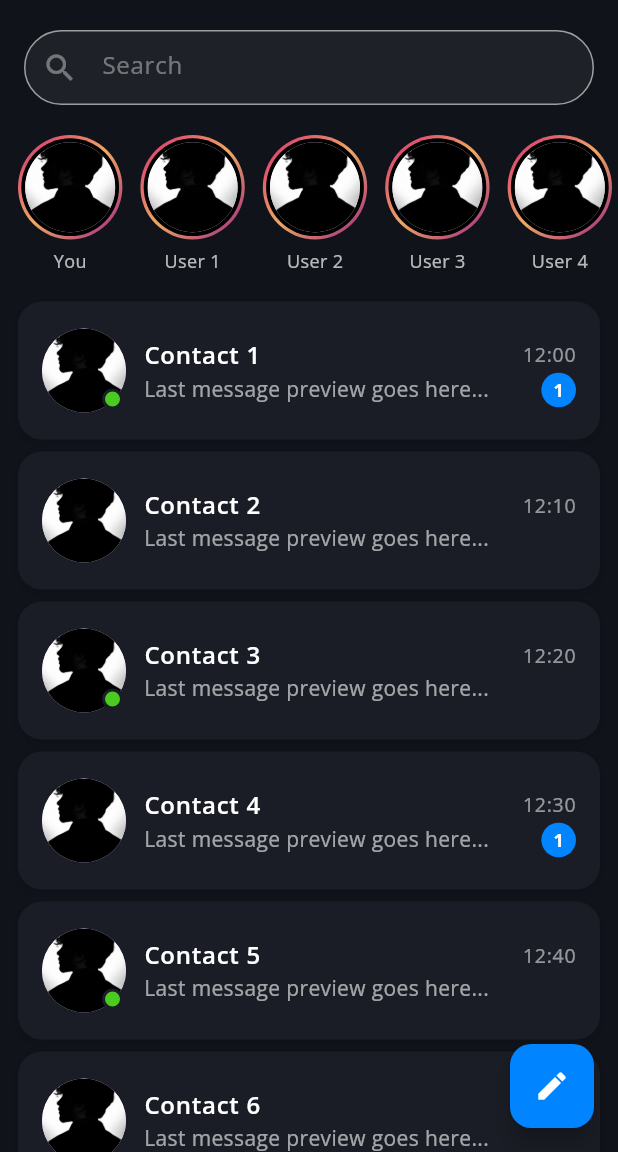
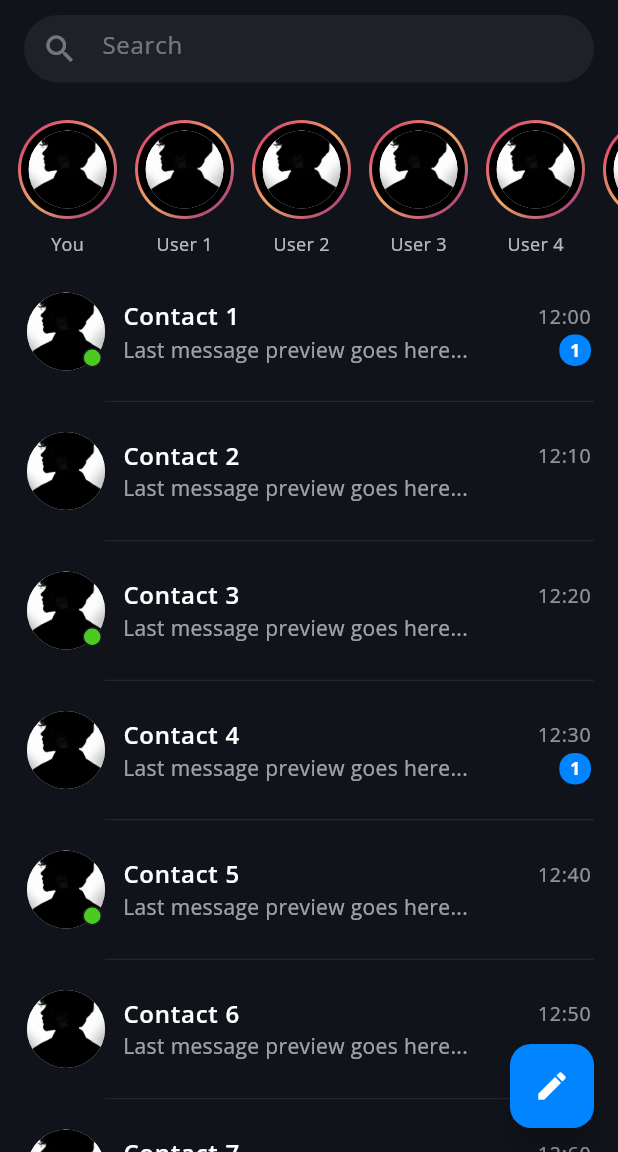
Before and after one commit to MuzammilRashid3108/Chat-Engine, a Flutter app: the HomePage screen opened directly, on a phone screen of 412 x 824 dp, the part 84-1236 px from its top. Run offline on Flutter 3.47's test engine with Material 3 defaults, Android fonts, the phone set to English and light mode, and no system bars; our stand-ins replace firebase_auth, firebase_core, get, google_fonts, google_sign_in, iconsax; accounts and stored records are empty.

Commit message:
home page almost done

```diff
--- a/lib/features/personalization/home_page/home_page.dart
+++ b/lib/features/personalization/home_page/home_page.dart
@@ -15,7 +15,6 @@ class HomePage extends StatelessWidget {
       backgroundColor: bgColor,
       appBar: AppBar(
         backgroundColor: appBarColor,
-        elevation: 0.8,
         titleSpacing: 0,
         title: const Padding(
           padding: EdgeInsets.only(left: 18.0),
@@ -42,14 +41,14 @@ class HomePage extends StatelessWidget {
           const SizedBox(width: 8),
         ],
       ),
-      body: Column(
-        crossAxisAlignment: CrossAxisAlignment.start,
-        children: [
+      body: CustomScrollView(
+        slivers: [
           // Search Bar
-          Padding(
-            padding: const EdgeInsets.fromLTRB(16, 20, 16, 0),
+          SliverToBoxAdapter(
+            child: Padding(
+              padding: const EdgeInsets.fromLTRB(16, 10, 16, 0),
               child: SizedBox(
-              height: 50,
+                height: 45,
                 child: TextField(
                   decoration: InputDecoration(
                     filled: true,
@@ -63,7 +62,6 @@ class HomePage extends StatelessWidget {
                     ),
                     border: OutlineInputBorder(
                       borderRadius: BorderRadius.circular(24),
-                    borderSide: BorderSide.none,
                     ),
                   ),
                   style: const TextStyle(color: Colors.white),
@@ -71,10 +69,12 @@ class HomePage extends StatelessWidget {
                 ),
               ),
             ),
+          ),
 
           // Stories
-          Padding(
-            padding: const EdgeInsets.only(top: 20, left: 12),
+          SliverToBoxAdapter(
+            child: Padding(
+              padding: const EdgeInsets.only(top: 25, left: 12),
               child: SizedBox(
                 height: 95,
                 child: ListView.separated(
@@ -84,33 +84,32 @@ class HomePage extends StatelessWidget {
                   itemBuilder: (context, i) => Column(
                     children: [
                       Container(
-                      padding: const EdgeInsets.all(2.2), // Outer gradient border width
+                        padding: const EdgeInsets.all(2),
                         decoration: BoxDecoration(
                           shape: BoxShape.circle,
                           gradient: const LinearGradient(
                             colors: [
-                            Color(0xFFD62976), // Pink
-                            Color(0xFFEEA863), // Orange/Yellow
-                            Color(0xFF9B2282), // Purple
+                              Color(0xFFD62976),
+                              Color(0xFFEEA863),
+                              Color(0xFF9B2282),
                             ],
                             begin: Alignment.topLeft,
                             end: Alignment.bottomRight,
                           ),
                         ),
                         child: Container(
-                        padding: const EdgeInsets.all(2.6), // Inner white ring
+                          padding: const EdgeInsets.all(5),
                           decoration: const BoxDecoration(
                             shape: BoxShape.circle,
                             color: Colors.black,
                           ),
-                        child: CircleAvatar(
-                          radius: 30, // Profile image
-                          backgroundImage:
-                          const AssetImage('assets/images/profile.jpeg'),
+                          child: const CircleAvatar(
+                            radius: 26,
+                            backgroundImage: AssetImage('assets/images/profile.jpeg'),
                           ),
                         ),
                       ),
-                    const SizedBox(height: 6),
+                      const SizedBox(height: 8),
                       Text(
                         i == 0 ? 'You' : 'User $i',
                         style: const TextStyle(
@@ -124,47 +123,42 @@ class HomePage extends StatelessWidget {
                 ),
               ),
             ),
-
+          ),
 
           // Chat List
-          const SizedBox(height: 12),
-          Expanded(
-            child: ListView.separated(
-              padding: const EdgeInsets.symmetric(horizontal: 12, vertical: 4),
-              itemCount: 10,
-              separatorBuilder: (_, __) => const SizedBox(height: 8),
-              itemBuilder: (context, i) => Container(
-                decoration: BoxDecoration(
-                  color: const Color(0xFF1A1D25),
-                  borderRadius: BorderRadius.circular(16),
-                  boxShadow: [
-                    BoxShadow(
-                      color: Colors.black.withOpacity(0.15),
-                      blurRadius: 6,
-                      offset: const Offset(0, 2),
+          SliverList(
+            delegate: SliverChildBuilderDelegate(
+              childCount: 10,
+                  (context, i) => Column(
+                children: [
+                  if (i > 0)
+                    const Divider(
+                      color: Color(0xFF2A2D35),
+                      thickness: 0.6,
+                      height: 1,
+                      indent: 70,
+                      endIndent: 16,
                     ),
-                  ],
-                ),
-                child: ListTile(
+                  ListTile(
+                    contentPadding: const EdgeInsets.symmetric(horizontal: 18, vertical: 10),
+                    horizontalTitleGap: 12,
                     leading: Stack(
                       children: [
                         const CircleAvatar(
-                        radius: 28,
-                        backgroundImage:
-                        AssetImage('assets/images/profile.jpeg'),
+                          radius: 26,
+                          backgroundImage: AssetImage('assets/images/profile.jpeg'),
                         ),
                         if (i % 2 == 0)
                           Positioned(
                             bottom: 2,
                             right: 2,
                             child: Container(
-                            width: 14,
-                            height: 14,
+                              width: 13,
+                              height: 13,
                               decoration: BoxDecoration(
                                 color: onlineDot,
                                 shape: BoxShape.circle,
-                              border: Border.all(
-                                  color: const Color(0xFF1A1D25), width: 2),
+                                border: Border.all(color: Color(0xFF1A1D25), width: 1),
                               ),
                             ),
                           ),
@@ -210,11 +204,10 @@ class HomePage extends StatelessWidget {
                         if (i % 3 == 0)
                           Container(
                             margin: const EdgeInsets.only(left: 6),
-                          padding: const EdgeInsets.symmetric(
-                              horizontal: 8, vertical: 3),
+                            padding: const EdgeInsets.symmetric(horizontal: 7, vertical: 2),
                             decoration: BoxDecoration(
                               color: unreadBg,
-                            borderRadius: BorderRadius.circular(12),
+                              borderRadius: BorderRadius.circular(10),
                             ),
                             child: const Text(
                               '1',
@@ -229,15 +222,14 @@ class HomePage extends StatelessWidget {
                       ],
                     ),
                     onTap: () {},
-                  contentPadding:
-                  const EdgeInsets.symmetric(horizontal: 16, vertical: 10),
-                  horizontalTitleGap: 12,
                   ),
+                ],
               ),
             ),
           ),
         ],
       ),
+
       floatingActionButton: FloatingActionButton(
         backgroundColor: accentBlue,
         onPressed: () {},
--- a/lib/utils/theme/custom_theme/thext_field_theme.dart
+++ b/lib/utils/theme/custom_theme/thext_field_theme.dart
@@ -37,29 +37,30 @@ class MTexFieldTheme {
     prefixIconColor: Colors.grey,
     suffixIconColor: Colors.grey,
     labelStyle: const TextStyle().copyWith(fontSize: 50, color: Colors.white),
-    hintStyle: const TextStyle().copyWith(fontSize: 50, color: Colors.white),
+    hintStyle: const TextStyle().copyWith(fontSize: 100, color: Colors.white),
     errorStyle: const TextStyle().copyWith(fontStyle: FontStyle.normal),
     floatingLabelStyle:
         const TextStyle().copyWith(color: Colors.white.withOpacity(0.8)),
     border: const OutlineInputBorder().copyWith(
       borderRadius: BorderRadius.circular(50),
-      borderSide: const BorderSide(width: 1, color: Colors.grey),
+
     ),
     enabledBorder: const OutlineInputBorder().copyWith(
       borderRadius: BorderRadius.circular(50),
-      borderSide: const BorderSide(width: 1, color: Colors.grey),
+        borderSide: BorderSide.none
+
     ),
     focusedBorder: const OutlineInputBorder().copyWith(
       borderRadius: BorderRadius.circular(50),
-      borderSide: const BorderSide(width: 1, color: Colors.white),
+        borderSide: BorderSide.none
     ),
     errorBorder: const OutlineInputBorder().copyWith(
       borderRadius: BorderRadius.circular(50),
-      borderSide: const BorderSide(width: 1, color: Colors.red),
+        borderSide: BorderSide.none
     ),
     focusedErrorBorder: const OutlineInputBorder().copyWith(
       borderRadius: BorderRadius.circular(50),
-      borderSide: const BorderSide(width: 2, color: Colors.orange),
+        borderSide: BorderSide.none
     ),
   );
 }
```
Lines whose indentation alone changed are shown as unchanged.
